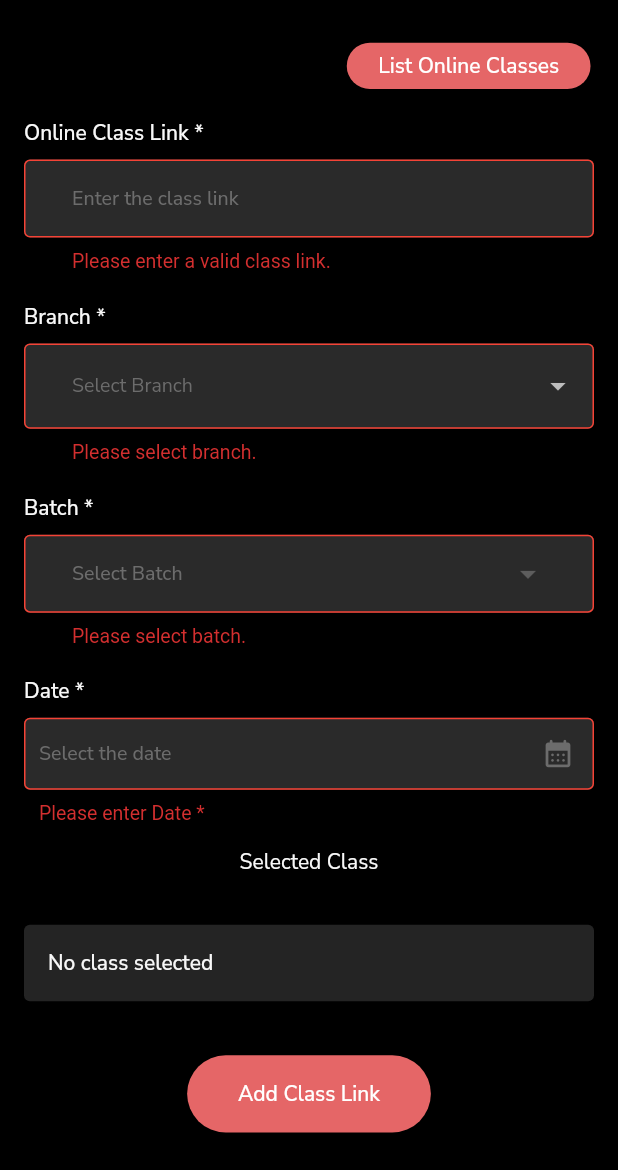
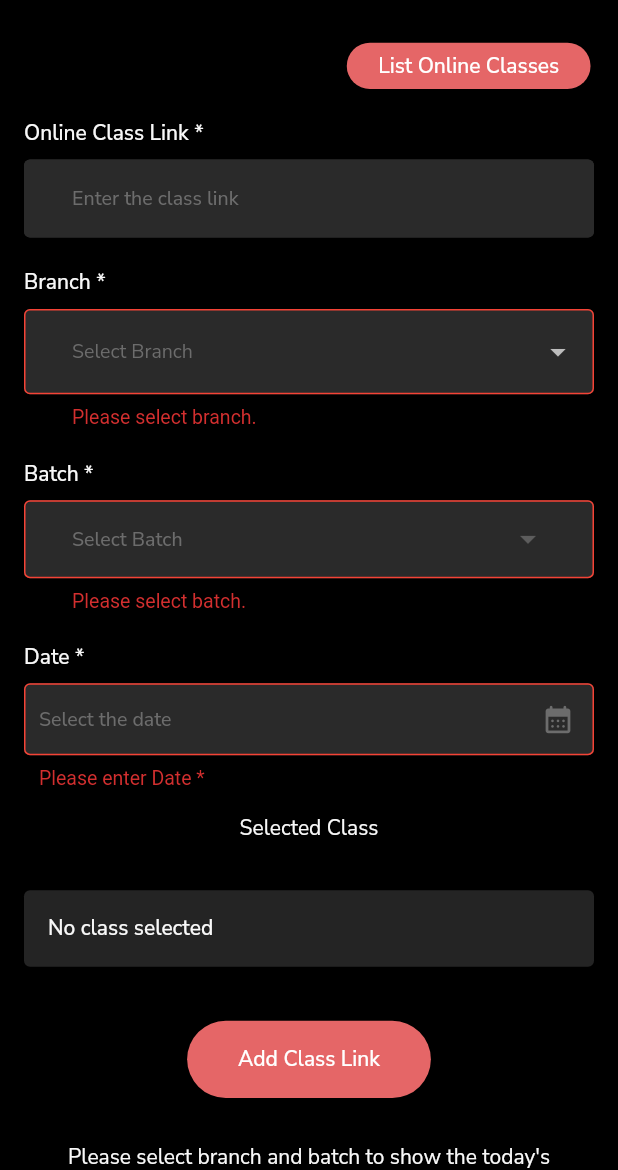
Before and after one commit to arsarsars1/part_app, a Flutter app: the ClassLinkView screen opened by its route, after a tap on "Add Class Link", on a phone screen of 412 x 824 dp, the part 66-1236 px from its top. Run offline on Flutter 3.47's test engine with Material 2 defaults, Android fonts, the phone set to English and light mode, and no system bars; our stand-ins replace cached_network_image, connectivity_plus, dio, equatable, firebase_core, firebase_messaging and 12 more; missing offline and left inert: razorpay_flutter; accounts and stored records are empty; network calls fail.

Commit message:
class link text box issue completed

```diff
--- a/lib/view/class_link/class_link_view.dart
+++ b/lib/view/class_link/class_link_view.dart
@@ -106,7 +106,13 @@ class _ClassLinkViewState extends State<ClassLinkView> {
                 },
                 capitalization: TextCapitalization.none,
                 validator: (value) {
-                  bool validUrl = Uri.parse(value).isAbsolute;
+                  bool validUrl;
+                  if (value.contains("https://")) {
+                    validUrl = Uri.parse(value).isAbsolute;
+                  } else {
+                    value = "https://$value";
+                    validUrl = Uri.parse(value).isAbsolute;
+                  }
 
                   return !validUrl ? 'Please enter a valid class link.' : null;
                 },
@@ -188,7 +194,6 @@ class _ClassLinkViewState extends State<ClassLinkView> {
                     return;
                   }
                   date = DateTime.parse(value);
-                  // startDate = value;
                   setState(() {
                     selectedclass = null;
                   });
@@ -229,12 +234,12 @@ class _ClassLinkViewState extends State<ClassLinkView> {
                   mainAxisAlignment: MainAxisAlignment.spaceBetween,
                   children: [
                     Text(
-                      date == null
+                      selectedclass == null
                           ? 'No class selected'
                           : "${date?.formattedDay2()} ${selectedclass?.startTime.toAmPM()} - ${selectedclass?.endTime.toAmPM()}",
                       style: Theme.of(context).textTheme.bodyText1?.copyWith(),
                     ),
-                    if (date != null)
+                    if (selectedclass != null)
                       GestureDetector(
                         onTap: () {
                           scaffoldKey.currentState?.showBottomSheet(
```
